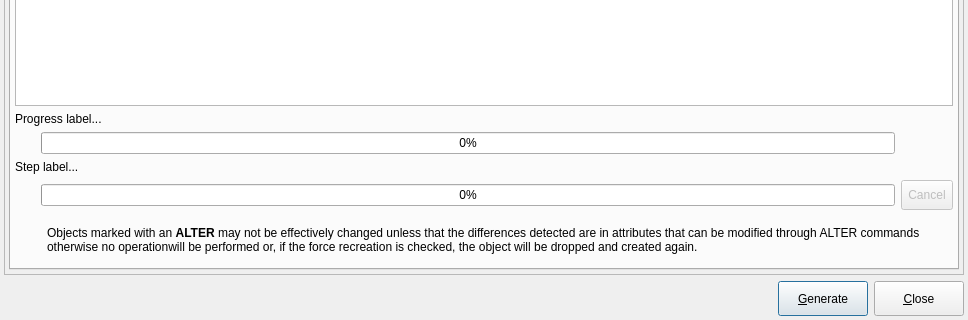
First picture: the form in libs/libgui/ui/tools/modeldatabasediffform.ui, repository pgmodeler/pgmodeler, before the edit; both pictures show x 0 to 968 and y 510 to 830 of the 968 by 830 pixel window.
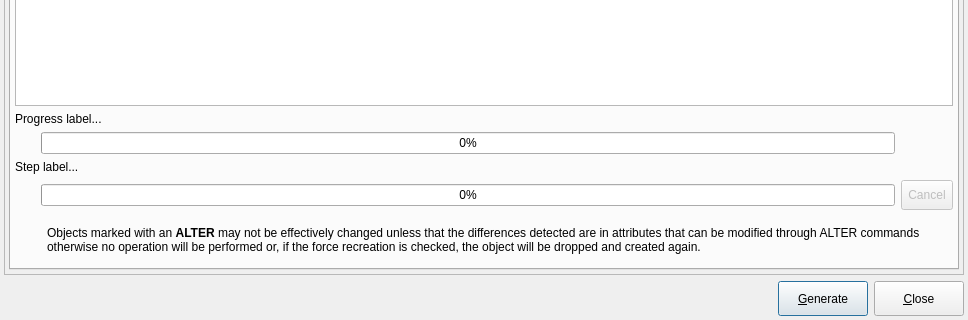
Second picture: the form after the edit. The open tabs and pages were chosen to show the change. Icons and pictures are not drawn.

Commit message: Added a space between "operation" and "will".

The edit to the form file:
```diff
--- a/libs/libgui/ui/tools/modeldatabasediffform.ui
+++ b/libs/libgui/ui/tools/modeldatabasediffform.ui
@@ -2049,7 +2049,7 @@
                 </font>
                </property>
                <property name="text">
-                <string>&lt;html&gt;&lt;head/&gt;&lt;body&gt;&lt;p&gt;Objects marked with an &lt;span style=&quot; font-weight:600;&quot;&gt;ALTER&lt;/span&gt; may not be effectively changed unless that the differences detected are in attributes that can be modified through ALTER commands otherwise no operationwill be performed or, if the force recreation is checked, the object will be dropped and created again.&lt;/p&gt;&lt;/body&gt;&lt;/html&gt;</string>
+                <string>&lt;html&gt;&lt;head/&gt;&lt;body&gt;&lt;p&gt;Objects marked with an &lt;span style=&quot; font-weight:600;&quot;&gt;ALTER&lt;/span&gt; may not be effectively changed unless that the differences detected are in attributes that can be modified through ALTER commands otherwise no operation will be performed or, if the force recreation is checked, the object will be dropped and created again.&lt;/p&gt;&lt;/body&gt;&lt;/html&gt;</string>
                </property>
                <property name="wordWrap">
                 <bool>true</bool>
```
The commit also changes 5 other files.
